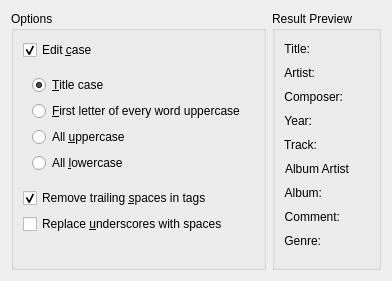
First picture: the form in src/dialogs/TagGuessOptions.ui, repository KDE/amarok, before the edit.
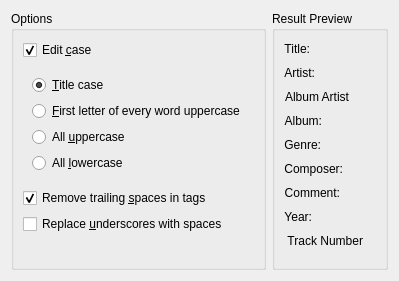
Second picture: the form after the edit. Custom widgets are drawn as their Qt base class.

The edit to the form file:
```diff
--- a/src/dialogs/TagGuessOptions.ui
+++ b/src/dialogs/TagGuessOptions.ui
@@ -2,6 +2,14 @@
 <ui version="4.0">
  <class>TagGuessOptions</class>
  <widget class="QWidget" name="TagGuessOptions">
+  <property name="geometry">
+   <rect>
+    <x>0</x>
+    <y>0</y>
+    <width>374</width>
+    <height>238</height>
+   </rect>
+  </property>
   <layout class="QHBoxLayout" name="horizontalLayout" stretch="0,1">
    <item>
     <widget class="KButtonGroup" name="optionsFrame">
@@ -139,7 +147,7 @@
         </property>
        </widget>
       </item>
-      <item row="2" column="0">
+      <item row="5" column="0">
        <widget class="QLabel" name="label_23">
         <property name="text">
          <string>Composer:</string>
@@ -149,7 +157,7 @@
         </property>
        </widget>
       </item>
-      <item row="2" column="1">
+      <item row="5" column="1">
        <widget class="QLabel" name="Composer_result">
         <property name="minimumSize">
          <size>
@@ -165,7 +173,7 @@
         </property>
        </widget>
       </item>
-      <item row="3" column="0">
+      <item row="7" column="0">
        <widget class="QLabel" name="label_24">
         <property name="text">
          <string>Year:</string>
@@ -175,7 +183,7 @@
         </property>
        </widget>
       </item>
-      <item row="3" column="1">
+      <item row="7" column="1">
        <widget class="QLabel" name="Year_result">
         <property name="minimumSize">
          <size>
@@ -191,17 +199,17 @@
         </property>
        </widget>
       </item>
-      <item row="4" column="0">
+      <item row="8" column="0">
        <widget class="QLabel" name="label_25">
         <property name="text">
-         <string>Track:</string>
+         <string> Track Number</string>
         </property>
         <property name="alignment">
          <set>Qt::AlignRight|Qt::AlignTrailing|Qt::AlignVCenter</set>
         </property>
        </widget>
       </item>
-      <item row="4" column="1">
+      <item row="8" column="1">
        <widget class="QLabel" name="Track_result">
         <property name="minimumSize">
          <size>
@@ -217,7 +225,23 @@
         </property>
        </widget>
       </item>
-      <item row="5" column="0">
+      <item row="2" column="1">
+       <widget class="QLabel" name="AlbumArtist_result">
+        <property name="minimumSize">
+         <size>
+          <width>0</width>
+          <height>18</height>
+         </size>
+        </property>
+        <property name="text">
+         <string>&lt;empty&gt;</string>
+        </property>
+        <property name="alignment">
+         <set>Qt::AlignLeading|Qt::AlignLeft|Qt::AlignVCenter</set>
+        </property>
+       </widget>
+      </item>
+      <item row="2" column="0">
        <widget class="QLabel" name="label_29">
         <property name="minimumSize">
          <size>
@@ -233,49 +257,7 @@
         </property>
        </widget>
       </item>
-      <item row="5" column="1">
-       <widget class="QLabel" name="AlbumArtist_result">
-        <property name="minimumSize">
-         <size>
-          <width>0</width>
-          <height>18</height>
-         </size>
-        </property>
-        <property name="text">
-         <string>&lt;empty&gt;</string>
-        </property>
-        <property name="alignment">
-         <set>Qt::AlignLeading|Qt::AlignLeft|Qt::AlignVCenter</set>
-        </property>
-       </widget>
-      </item>
       <item row="6" column="0">
-       <widget class="QLabel" name="label_26">
-        <property name="text">
-         <string>Album:</string>
-        </property>
-        <property name="alignment">
-         <set>Qt::AlignRight|Qt::AlignTrailing|Qt::AlignVCenter</set>
-        </property>
-       </widget>
-      </item>
-      <item row="6" column="1">
-       <widget class="QLabel" name="Album_result">
-        <property name="minimumSize">
-         <size>
-          <width>0</width>
-          <height>18</height>
-         </size>
-        </property>
-        <property name="text">
-         <string>&lt;empty&gt;</string>
-        </property>
-        <property name="alignment">
-         <set>Qt::AlignLeading|Qt::AlignLeft|Qt::AlignVCenter</set>
-        </property>
-       </widget>
-      </item>
-      <item row="7" column="0">
        <widget class="QLabel" name="label_27">
         <property name="text">
          <string>Comment:</string>
@@ -285,7 +267,7 @@
         </property>
        </widget>
       </item>
-      <item row="7" column="1">
+      <item row="6" column="1">
        <widget class="QLabel" name="Comment_result">
         <property name="minimumSize">
          <size>
@@ -301,7 +283,33 @@
         </property>
        </widget>
       </item>
-      <item row="8" column="0">
+      <item row="3" column="0">
+       <widget class="QLabel" name="label_26">
+        <property name="text">
+         <string>Album:</string>
+        </property>
+        <property name="alignment">
+         <set>Qt::AlignRight|Qt::AlignTrailing|Qt::AlignVCenter</set>
+        </property>
+       </widget>
+      </item>
+      <item row="3" column="1">
+       <widget class="QLabel" name="Album_result">
+        <property name="minimumSize">
+         <size>
+          <width>0</width>
+          <height>18</height>
+         </size>
+        </property>
+        <property name="text">
+         <string>&lt;empty&gt;</string>
+        </property>
+        <property name="alignment">
+         <set>Qt::AlignLeading|Qt::AlignLeft|Qt::AlignVCenter</set>
+        </property>
+       </widget>
+      </item>
+      <item row="4" column="0">
        <widget class="QLabel" name="label_28">
         <property name="text">
          <string>Genre:</string>
@@ -311,7 +319,7 @@
         </property>
        </widget>
       </item>
-      <item row="8" column="1">
+      <item row="4" column="1">
        <widget class="QLabel" name="Genre_result">
         <property name="minimumSize">
          <size>
```
